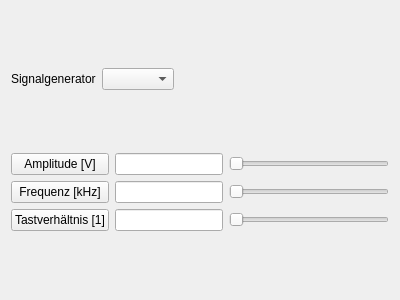
First picture: the form in lenlab/gui/signalform.ui, repository kalanzun/red_lenlab, before the edit.
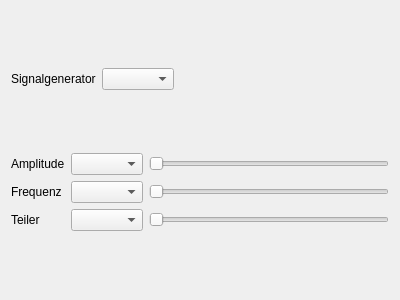
Second picture: the form after the edit.

What changed in the file:
```diff
--- a/lenlab/gui/signalform.ui
+++ b/lenlab/gui/signalform.ui
@@ -49,6 +49,16 @@
    </item>
    <item>
     <layout class="QGridLayout" name="gridLayout">
+     <item row="2" column="0">
+      <widget class="QLabel" name="dividerLabel">
+       <property name="text">
+        <string>Teiler</string>
+       </property>
+      </widget>
+     </item>
+     <item row="1" column="1">
+      <widget class="QComboBox" name="frequencyBox"/>
+     </item>
      <item row="1" column="2">
       <widget class="QSlider" name="frequencySlider">
        <property name="orientation">
@@ -56,63 +66,15 @@
        </property>
       </widget>
      </item>
-     <item row="1" column="1">
-      <widget class="QLineEdit" name="frequencyEdit">
-       <property name="sizePolicy">
-        <sizepolicy hsizetype="Minimum" vsizetype="Fixed">
-         <horstretch>0</horstretch>
-         <verstretch>0</verstretch>
-        </sizepolicy>
-       </property>
-      </widget>
-     </item>
-     <item row="0" column="0">
-      <widget class="QPushButton" name="amplitudeButton">
-       <property name="text">
-        <string>Amplitude [V]</string>
-       </property>
-      </widget>
-     </item>
-     <item row="0" column="2">
-      <widget class="QSlider" name="amplitudeSlider">
-       <property name="orientation">
-        <enum>Qt::Horizontal</enum>
-       </property>
-      </widget>
-     </item>
-     <item row="0" column="1">
-      <widget class="QLineEdit" name="amplitudeEdit">
-       <property name="sizePolicy">
-        <sizepolicy hsizetype="Minimum" vsizetype="Fixed">
-         <horstretch>0</horstretch>
-         <verstretch>0</verstretch>
-        </sizepolicy>
-       </property>
-      </widget>
-     </item>
      <item row="1" column="0">
-      <widget class="QPushButton" name="frequencyButton">
+      <widget class="QLabel" name="frequencyLabel">
        <property name="text">
-        <string>Frequenz [kHz]</string>
-       </property>
-      </widget>
-     </item>
-     <item row="2" column="0">
-      <widget class="QPushButton" name="dutycycleButton">
-       <property name="text">
-        <string>Tastverhältnis [1]</string>
+        <string>Frequenz</string>
        </property>
       </widget>
      </item>
      <item row="2" column="1">
-      <widget class="QLineEdit" name="dutycycleEdit">
-       <property name="sizePolicy">
-        <sizepolicy hsizetype="Minimum" vsizetype="Fixed">
-         <horstretch>0</horstretch>
-         <verstretch>0</verstretch>
-        </sizepolicy>
-       </property>
-      </widget>
+      <widget class="QComboBox" name="dividerBox"/>
      </item>
      <item row="2" column="2">
       <widget class="QSlider" name="dutycycleSlider">
@@ -121,6 +83,23 @@
        </property>
       </widget>
      </item>
+     <item row="0" column="1">
+      <widget class="QComboBox" name="amplitudeBox"/>
+     </item>
+     <item row="0" column="2">
+      <widget class="QSlider" name="amplitudeSlider">
+       <property name="orientation">
+        <enum>Qt::Horizontal</enum>
+       </property>
+      </widget>
+     </item>
+     <item row="0" column="0">
+      <widget class="QLabel" name="amplitudeLabel">
+       <property name="text">
+        <string>Amplitude</string>
+       </property>
+      </widget>
+     </item>
     </layout>
    </item>
   </layout>
```
Left out of the diff: 4 changed lines with no effect on the pictures.
